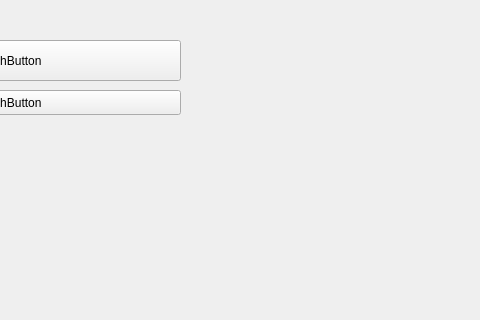
Qt form jsonclient/mainwindow.ui (GlebZigert/textWorkerClientServer) before a commit; both pictures show x 180 to 660 and y 0 to 320 of the 800 by 600 pixel window.
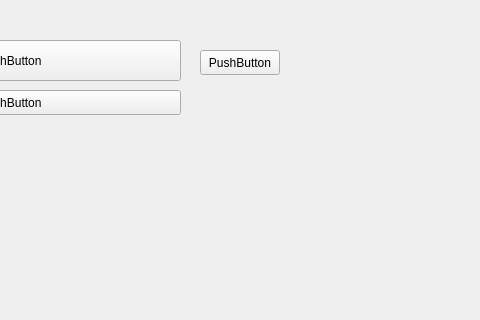
The same form after that commit.

Commit message: пофиксил предыдущее.

What changed in the file:
```diff
--- a/jsonclient/mainwindow.ui
+++ b/jsonclient/mainwindow.ui
@@ -40,6 +40,19 @@
      <string>PushButton</string>
     </property>
    </widget>
+   <widget class="QPushButton" name="pushButton_3">
+    <property name="geometry">
+     <rect>
+      <x>380</x>
+      <y>50</y>
+      <width>80</width>
+      <height>25</height>
+     </rect>
+    </property>
+    <property name="text">
+     <string>PushButton</string>
+    </property>
+   </widget>
   </widget>
   <widget class="QMenuBar" name="menubar">
    <property name="geometry">
```
The commit also changes 2 other files.
